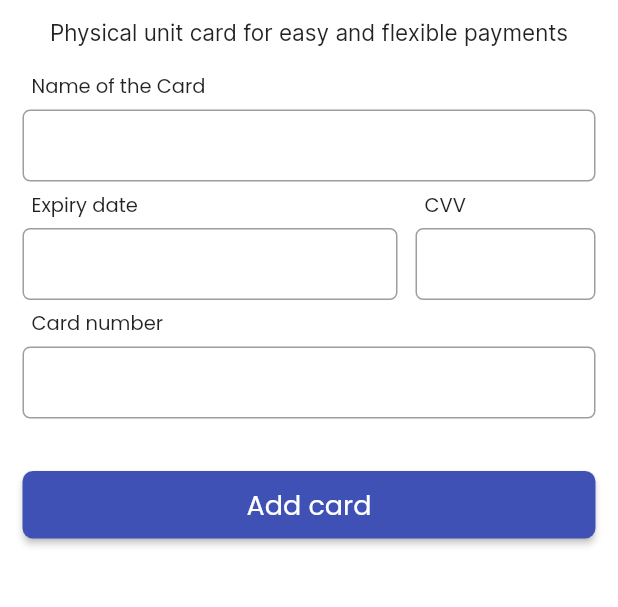
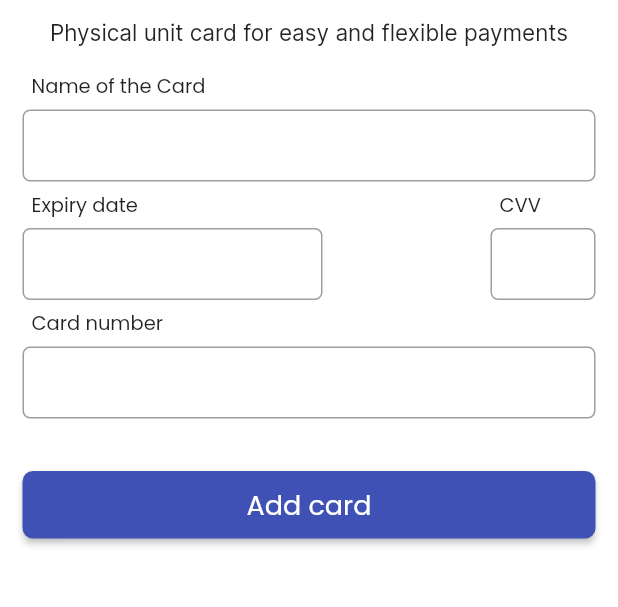
Before and after one commit to Rinanomentsoa/Tap_pay_WMT_Capstone, a Flutter app: the SettingWallets screen opened by its route, after a tap on an icon or button, on a phone screen of 412 x 824 dp, the part 492-1099 px from its top. Run offline on Flutter 3.47's test engine with Material 2 defaults, Android fonts, the phone set to English and light mode, and no system bars; our stand-ins replace cached_network_image, connectivity_plus, flutter_svg, get, pin_code_fields, quickalert and 2 more; missing offline and left inert: fl_country_code_picker; accounts and stored records are empty; project files that could hold a hidden picture were left out.

```diff
--- a/lib/UI/pages/setting_wallet/add_cart/add_card.dart
+++ b/lib/UI/pages/setting_wallet/add_cart/add_card.dart
@@ -102,8 +102,8 @@ class _AddCardState extends State<AddCard> {
               Row(
                 mainAxisAlignment: MainAxisAlignment.spaceBetween,
                 children: [
-                  contentField('Expiry date', 250, TextInputType.datetime),
-                  contentField('CVV', 120, TextInputType.number),
+                  contentField('Expiry date', 200, TextInputType.datetime),
+                  contentField('CVV', 70, TextInputType.number),
                 ],
               ),
 
--- a/lib/UI/pages/setting_wallet/setting_wallet.dart
+++ b/lib/UI/pages/setting_wallet/setting_wallet.dart
@@ -76,6 +76,7 @@ class _SettingWalletsState extends State<SettingWallets> {
                   vertical: 15,
                   horizontal: 10,
                 ),
+                child: Center(
                   child: Column(
                     mainAxisAlignment: MainAxisAlignment.spaceBetween,
                     children: [
@@ -100,6 +101,7 @@ class _SettingWalletsState extends State<SettingWallets> {
                         ),
                       )
                     ],
+                  ),
                 ),
               )
             ],
```
Lines whose indentation alone changed are shown as unchanged.
